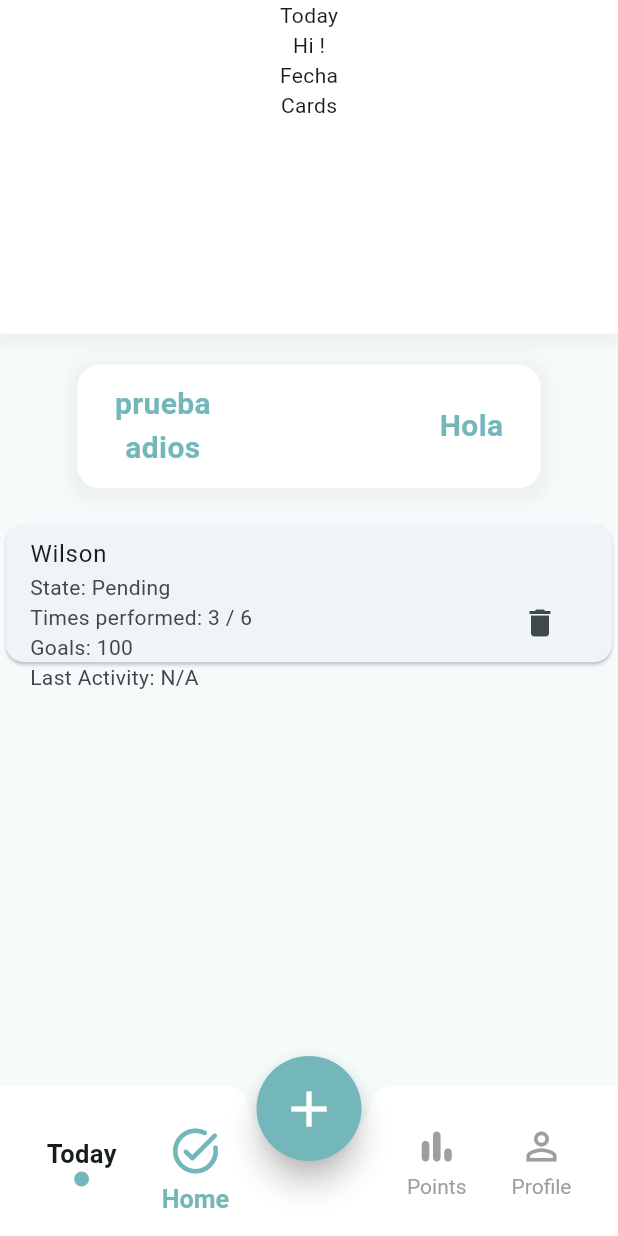
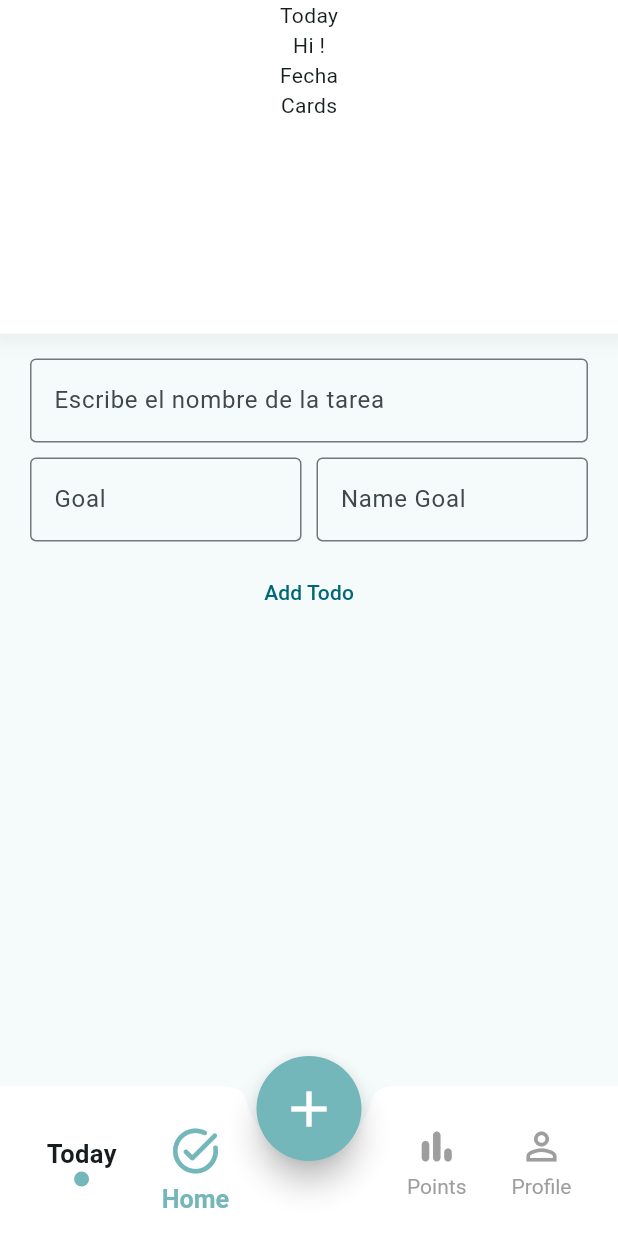
Before and after one commit to wilsone24/My-Best-Self, a Flutter app: the Mainpage screen opened by its route, on a phone screen of 412 x 824 dp. Run offline on Flutter 3.47's test engine with Material 3 defaults, Android fonts, the phone set to English and light mode, and no system bars; our stand-ins replace get.

Commit message:
Refactor color constants and update variable names

```diff
--- a/lib/main.dart
+++ b/lib/main.dart
@@ -1,7 +1,7 @@
 import 'package:flutter/material.dart';
 import 'package:get/get.dart';
 import 'package:my_best_self/ui/controllers/date_controller.dart';
-import 'package:my_best_self/ui/controllers/task_controller.dart';
+import 'package:my_best_self/ui/controllers/todo_controller.dart';
 import 'package:my_best_self/ui/controllers/user_controller.dart';
 import 'package:my_best_self/ui/screens/main_page.dart';
 import 'package:my_best_self/ui/screens/login_page.dart';
@@ -11,7 +11,7 @@ import 'package:my_best_self/ui/utils/colors.dart';
 
 void main() {
   Get.put(DateController());
-  Get.put(TaskController());
+  Get.put(TodoController());
   Get.put(UserController());
   runApp(const MyApp());
 }
@@ -25,7 +25,7 @@ class MyApp extends StatelessWidget {
       title: 'My Best Self',
       debugShowCheckedModeBanner: false,
       theme: ThemeData(
-        colorScheme: ColorScheme.fromSeed(seedColor: bodycolor),
+        colorScheme: ColorScheme.fromSeed(seedColor: bodyColor),
         useMaterial3: true,
       ),
       initialRoute: '/loginpage',
--- /dev/null
+++ b/lib/models/task.dart
@@ -0,0 +1,26 @@
+import 'package:get/get.dart';
+
+class Task {
+  final String name;
+  final RxInt count = 0.obs; // Cambiar a RxInt
+  final int goal;
+  final String nameGoal;
+  final String points;
+  final RxBool isCompleted = false.obs; // Cambiar a RxBool
+
+  Task({
+    required this.name,
+    required this.goal,
+    required this.nameGoal,
+    this.points = "100",
+  });
+
+  void incrementCount() {
+    if (count < goal) {
+      count.value++; // Aumentar el valor usando .value
+    }
+    if (count.value == goal) {
+      isCompleted.value = true; // Cambiar a true
+    }
+  }
+}
--- a/lib/ui/controllers/task_controller.dart
+++ /dev/null
@@ -1,109 +0,0 @@
-import 'package:get/get.dart';
-
-class TaskScore {
-  String taskName;
-  DateTime date;
-  int score;
-
-  TaskScore({
-    required this.taskName,
-    required this.date,
-    required this.score,
-  });
-}
-
-class Task {
-  String name;
-  bool? isDone;
-  int? count;
-  DateTime? startDate;
-  DateTime? lastActivityDate;
-  int? goal;
-  int score;
-
-  Task({
-    required this.name,
-    this.isDone,
-    this.count,
-    this.startDate,
-    this.lastActivityDate,
-    this.goal,
-    this.score = 0,
-  });
-}
-
-class TaskController extends GetxController {
-  final _taskList = <Task>[Task(name: "Wilson" , count: 3,goal: 6, isDone: false, score: 100)].obs;
-  final _taskScores = <TaskScore>[].obs;
-
-  List<Task> get taskList => _taskList;
-  List<TaskScore> get taskScores => _taskScores;
-
-  void createTask(
-      String name, DateTime startDate, bool? isDone, int? count, int? goal) {
-    final task = Task(
-      name: name,
-      isDone: isDone,
-      count: count,
-      startDate: startDate,
-      lastActivityDate: null,
-      goal: goal ?? 0,
-    );
-    _taskList.add(task);
-  }
-
-  void updateTaskStatus(int index, DateTime lastActivityDate,
-      {bool? isDone, int? count, int? goal}) {
-    final task = _taskList[index];
-    if (isDone != null) {
-      task.isDone = isDone;
-      task.score = isDone ? 10 : 0;
-    } else if (count != null) {
-      task.count = count;
-      task.score = (count >= goal!) ? 10 : 0;
-    }
-    task.lastActivityDate = lastActivityDate;
-    _taskList[index] = task;
-
-    _taskScores.add(TaskScore(
-      taskName: task.name,
-      date: task.lastActivityDate!,
-      score: task.score,
-    ));
-  }
-
-  void deleteTask(int index) {
-    _taskList.removeAt(index);
-  }
-
-  String getAverageScoreForTask(String taskName) {
-    var scoresForTask =
-        _taskScores.where((score) => score.taskName == taskName).toList();
-    if (scoresForTask.isEmpty) return "0.00";
-    double average = scoresForTask.map((e) => e.score).reduce((a, b) => a + b) /
-        scoresForTask.length;
-    return average.toStringAsFixed(2);
-  }
-
-  String getAverageScoreForDate(DateTime date) {
-    var scoresForDate =
-        _taskScores.where((score) => isSameDay(score.date, date)).toList();
-    if (scoresForDate.isEmpty) return "0.00";
-    double average = scoresForDate.map((e) => e.score).reduce((a, b) => a + b) /
-        scoresForDate.length;
-    return average.toStringAsFixed(2);
-  }
-
-  String getGlobalAverageScore() {
-    if (_taskScores.isEmpty) return "0.00";
-    double average = _taskScores.map((e) => e.score).reduce((a, b) => a + b) /
-        _taskScores.length;
-    return average.toStringAsFixed(2);
-  }
-
-  bool isSameDay(DateTime date1, DateTime date2) {
-    return date1.year == date2.year &&
-        date1.month == date2.month &&
-        date1.day == date2.day;
-  }
-}
--- /dev/null
+++ b/lib/ui/controllers/todo_controller.dart
@@ -0,0 +1,32 @@
+import 'package:get/get.dart';
+import 'package:my_best_self/models/task.dart';
+class TodoController extends GetxController {
+  // Lista de tareas, empieza vacía
+  final _toDoList = <Task>[].obs;
+
+  // Getter para acceder a la lista de tareas
+  List<Task> get toDoList => _toDoList;
+
+  // Método para agregar una nueva tarea a la lista
+  void addTodo(Task task) {
+    _toDoList.add(task);
+  }
+
+  void removeTask(Task task) {
+    _toDoList.remove(task);
+  }
+
+  void incrementTaskCount(int index) {
+    _toDoList[index].incrementCount();
+  }
+
+  int calculateCompletedPoints() {
+    int points = 0;
+    for (var task in _toDoList) {
+      if (task.isCompleted.value) {
+        points += int.parse(task.points);
+      }
+    }
+    return points;
+  }
+}
--- a/lib/ui/navbar/navbar.dart
+++ b/lib/ui/navbar/navbar.dart
@@ -38,7 +38,7 @@ class CustomBottomNavBar extends StatelessWidget {
 
   Widget _buildNavItem(int index, String label, IconData icon) {
     final bool isSelected = selectedIndex == index;
-    final Color color = isSelected ? primarycolor : Colors.grey;
+    final Color color = isSelected ? primaryColor : Colors.grey;
     return GestureDetector(
       onTap: () => onItemTapped(index),
       child: AnimatedContainer(
@@ -85,7 +85,7 @@ class TodayBottomBar extends StatelessWidget {
           height: 10,
           decoration: const BoxDecoration(
             shape: BoxShape.circle,
-            color: primarycolor,
+            color: primaryColor,
           ),
         )
       ],
@@ -115,7 +115,7 @@ class CustomFloatingActionButton extends StatelessWidget {
           height: 70,
           decoration: const BoxDecoration(
             shape: BoxShape.circle,
-            color: primarycolor, // Fondo del botón
+            color: primaryColor, // Fondo del botón
           ),
           child: const Icon(Icons.add, color: Colors.white, size: 40), // Ícono
         ),
--- a/lib/ui/screens/login_page.dart
+++ b/lib/ui/screens/login_page.dart
@@ -33,7 +33,7 @@ class LoginPage extends StatelessWidget {
                   filled: true,
                   fillColor: const Color.fromARGB(255, 242, 241, 241),
                   contentPadding: const EdgeInsets.symmetric(horizontal: 10),
-                  suffixIcon: const Icon(Icons.login, color: primarycolor),
+                  suffixIcon: const Icon(Icons.login, color: primaryColor),
                   hintStyle: TextStyle(color: Colors.grey[400]),
                   border: OutlineInputBorder(
                       borderRadius: BorderRadius.circular(7),
--- a/lib/ui/utils/colors.dart
+++ b/lib/ui/utils/colors.dart
@@ -1,6 +1,8 @@
 
 import 'package:flutter/material.dart';
 
-const primarycolor = Color(0xFF74B7BB);
+const primaryColor = Color(0xFF74B7BB);
 
-const bodycolor = Color(0xFFF9F9F9);
+const bodyColor = Color(0xFFF9F9F9);
+
+const dayTextCardColor= Color(0xFF7B6F72);
--- a/lib/ui/views/home_screen.dart
+++ b/lib/ui/views/home_screen.dart
@@ -1,115 +1,120 @@
 import 'package:flutter/material.dart';
 import 'package:get/get.dart';
+import 'package:my_best_self/models/task.dart';
 import 'package:my_best_self/ui/controllers/date_controller.dart';
-import 'package:my_best_self/ui/controllers/task_controller.dart';
+import 'package:my_best_self/ui/controllers/todo_controller.dart';
 import 'package:my_best_self/ui/controllers/user_controller.dart';
-import 'package:my_best_self/ui/utils/colors.dart';
 import 'package:my_best_self/ui/widgets/home_scren/home_header.dart';
+import 'package:my_best_self/ui/widgets/home_scren/todo_list.dart';
 
 class HomeScreen extends StatelessWidget {
   final UserController userController = Get.find();
-  final TaskController taskController = Get.find();
+  final TodoController todoController = Get.find();
   final DateController dateController = Get.find();
+  final TextEditingController taskNameController = TextEditingController();
+  final TextEditingController taskGoalController = TextEditingController();
+  final TextEditingController taskNameGoalController = TextEditingController();
 
   HomeScreen({super.key});
 
   @override
   Widget build(BuildContext context) {
     double screenHeight = MediaQuery.of(context).size.height;
-    double screenWidght = MediaQuery.of(context).size.width;
+
     return Column(
       children: [
         HomeHeader(screenHeight: screenHeight, userController: userController),
+        SizedBox(height: screenHeight * 0.02),
+        Expanded(
+          child: GetX<TodoController>(
+            builder: (todoController) {
+              return Column(
+                children: [
+                  // Eliminamos el Expanded que rodea al ListView.builder
+                  Flexible(
+                    child: ListView.builder(
+                      padding: const EdgeInsets.symmetric(horizontal: 20), // Reducimos el padding para acercar el ListView
+                      shrinkWrap: true, // Esto ajusta el ListView a su contenido
+                      itemCount: todoController.toDoList.length,
+                      itemBuilder: (BuildContext context, int index) {
+                        return TodoList(
+                          task: todoController.toDoList[index],
+                          index: index,
+                        );
+                      },
+                    ),
+                  ),
                   Padding(
-          padding: EdgeInsetsDirectional.only(top: screenHeight * 0.025),
-          child: Container(
-            height: screenHeight * 0.1,
-            width: screenWidght * 0.75,
-            decoration: BoxDecoration(
-                borderRadius: BorderRadius.circular(15),
-                color: Colors.white,
-                boxShadow: [
-                  BoxShadow(
-                      color: Colors.grey.withOpacity(0.1),
-                      spreadRadius: 5,
-                      blurRadius: 7,
-                      offset: const Offset(0, 3) // changes
-                      )
-                ]),
-            child: const Padding(
-              padding: EdgeInsetsDirectional.only(start: 25, end: 25),
+                    padding: const EdgeInsets.symmetric(horizontal: 20),
+                    child: TextField(
+                      controller: taskNameController,
+                      decoration: const InputDecoration(
+                        labelText: "Escribe el nombre de la tarea",
+                        border: OutlineInputBorder(),
+                      ),
+                    ),
+                  ),
+                  const SizedBox(height: 10),
+                  Padding(
+                    padding: const EdgeInsets.symmetric(horizontal: 20),
                     child: Row(
-                mainAxisAlignment: MainAxisAlignment.spaceBetween,
                       children: [
-                  Column(
-                    mainAxisAlignment: MainAxisAlignment.center,
-                    children: [
-                      Text(
-                        "prueba",
-                        style: TextStyle(
-                            fontWeight: FontWeight.bold,
-                            fontSize: 20,
-                            color: primarycolor),
+                        Expanded(
+                          child: TextField(
+                            controller: taskGoalController,
+                            decoration: const InputDecoration(
+                              labelText: "Goal",
+                              border: OutlineInputBorder(),
                             ),
-                      Text(
-                        "adios",
-                        style: TextStyle(
-                            fontWeight: FontWeight.bold,
-                            fontSize: 20,
-                            color: primarycolor),
+                            keyboardType: TextInputType.number,
+                          ),
+                        ),
+                        const SizedBox(width: 10),
+                        Expanded(
+                          child: TextField(
+                            controller: taskNameGoalController,
+                            decoration: const InputDecoration(
+                              labelText: "Name Goal",
+                              border: OutlineInputBorder(),
+                            ),
+                          ),
                         ),
                       ],
                     ),
+                  ),
+                  const SizedBox(height: 10),
+                  TextButton(
+                    onPressed: () {
+                      String taskName = taskNameController.text.trim();
+                      String goal = taskGoalController.text.trim();
+                      String nameGoal = taskNameGoalController.text.trim();
 
-                  Text(
-                    "Hola",
-                    style: TextStyle(
-                        fontWeight: FontWeight.bold,
-                        fontSize: 20,
-                        color: primarycolor),
-                  )
+                      if (taskName.isNotEmpty &&
+                          goal.isNotEmpty &&
+                          nameGoal.isNotEmpty) {
+                        Task newTask = Task(
+                          name: taskName,
+                          goal: int.tryParse(goal) ?? 0,
+                          nameGoal: nameGoal,
+                        );
+                        todoController.addTodo(newTask);
+                        taskNameController.clear();
+                        taskGoalController.clear();
+                        taskNameGoalController.clear();
+                      } else {
+                        Get.snackbar(
+                          "Error",
+                          "Por favor, completa todos los campos",
+                          snackPosition: SnackPosition.BOTTOM,
+                        );
+                      }
+                    },
+                    child: const Text("Add Todo"),
+                  ),
                 ],
-              ),
-            ),
-          ),
-        ),
-        const SizedBox(height: 20),
-        Expanded(
-          child: Obx(() {
-            return ListView.builder(
-              itemCount: taskController.taskList.length,
-              itemBuilder: (context, index) {
-                final task = taskController.taskList[index];
-                return SizedBox(
-                  height: 100,
-                  child: Card(
-                    child: ListTile(
-                      title: Text(task.name),
-                      subtitle: Column(
-                        crossAxisAlignment: CrossAxisAlignment.start,
-                        children: [
-                          if (task.isDone != null)
-                            Text('State: ${task.isDone! ? "Done" : "Pending"}'),
-                          if (task.count != null)
-                            Text(
-                                'Times performed: ${task.count} / ${task.goal}'),
-                          Text('Goals: ${task.score}'),
-                          Text(
-                              'Last Activity: ${task.lastActivityDate ?? "N/A"}'),
-                        ],
-                      ),
-                      trailing: IconButton(
-                        icon: const Icon(Icons.delete),
-                        onPressed: () {
-                          taskController.deleteTask(index);
+              );
             },
           ),
-                    ),
-                  ),
-                );
-              },
-            );
-          }),
         ),
       ],
     );
--- a/lib/ui/views/profile_screen.dart
+++ b/lib/ui/views/profile_screen.dart
@@ -1,7 +1,7 @@
 import 'package:flutter/material.dart';
 import 'package:get/get.dart';
 import 'package:my_best_self/ui/controllers/date_controller.dart';
-import 'package:my_best_self/ui/controllers/task_controller.dart';
+import 'package:my_best_self/ui/controllers/todo_controller.dart';
 import 'package:my_best_self/ui/controllers/user_controller.dart';
 import 'package:my_best_self/ui/widgets/custom_button.dart';
 import 'package:my_best_self/ui/widgets/profile_screen/profile_header.dart';
@@ -10,7 +10,7 @@ import 'package:my_best_self/ui/widgets/profile_screen/profile_points.dart';
 
 class ProfileScreen extends StatelessWidget {
   final DateController dateController = Get.find();
-  final TaskController taskController = Get.find();
+  final TodoController todoController = Get.find();
   final UserController userController = Get.find();
 
   ProfileScreen({super.key});
@@ -35,7 +35,7 @@ class ProfileScreen extends StatelessWidget {
                   screenHeight: screenHeight,
                   screenWidght: screenWidght,
                   dateController: dateController,
-                  taskController: taskController),
+                  todoController: todoController),
               ProfilePhoto(
                   screenHeight: screenHeight, screenWidght: screenWidght),
             ],
--- a/lib/ui/widgets/custom_button.dart
+++ b/lib/ui/widgets/custom_button.dart
@@ -17,7 +17,7 @@ class CustomButton extends StatelessWidget {
           child: FilledButton(
               onPressed: onPressed,
               style: ButtonStyle(
-                  backgroundColor: WidgetStateProperty.all(primarycolor)),
+                  backgroundColor: WidgetStateProperty.all(primaryColor)),
               child: Padding(
                 padding: const EdgeInsetsDirectional.symmetric(vertical: 9),
                 child: Text(
```
Also changed, not shown: lib/ui/widgets/home_scren/todo_list.dart (added, +122 -0 lines), lib/ui/widgets/profile_screen/profile_points.dart (+7 -7 lines). Lines whose indentation alone changed are shown as unchanged.
